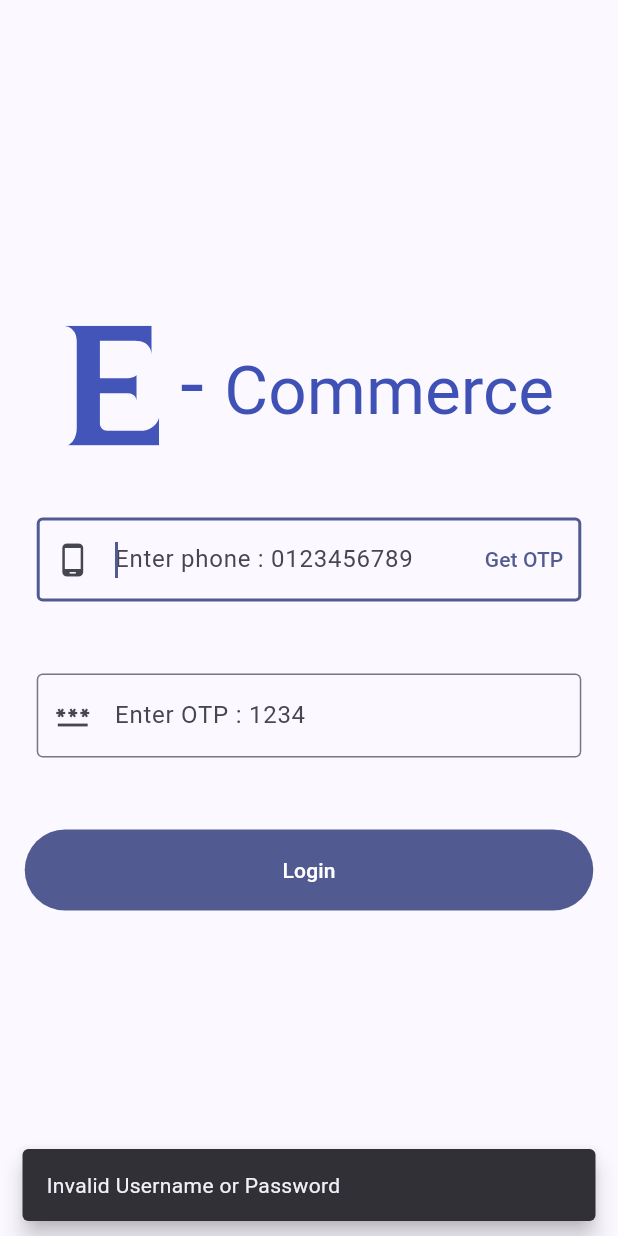
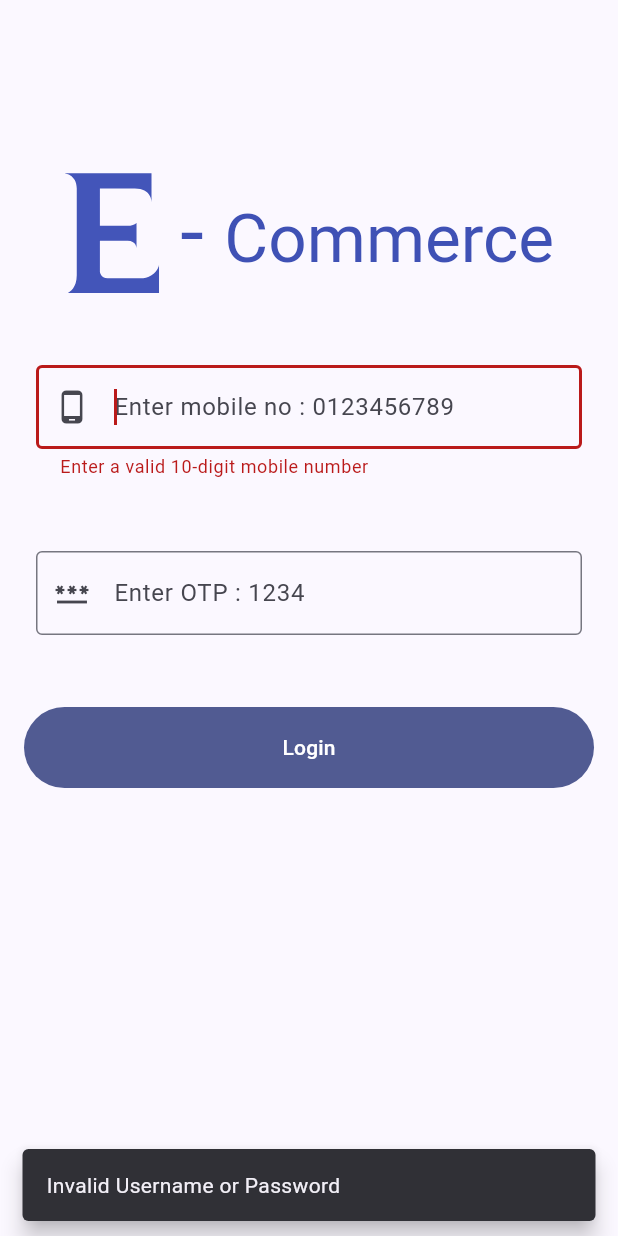
Before and after one commit to ThePunisher569/ecommerce, a Flutter app: the screen it shows after launch, after a tap on "Login", on a phone screen of 412 x 824 dp. Run offline on Flutter 3.47's test engine with Material 2 defaults, Android fonts, the phone set to English and light mode, and no system bars; our stand-ins replace cached_network_image, equatable, flutter_bloc, flutter_svg, logger, shared_preferences and 1 more; accounts and stored records are empty.

Commit message:
Refactored Login screen with validations and maxLength of input fields.

```diff
--- a/lib/ui/login/login_screen.dart
+++ b/lib/ui/login/login_screen.dart
@@ -16,12 +16,24 @@ class _LoginState extends State<Login> {
 
   TextEditingController otpCtrl = TextEditingController();
 
+  final GlobalKey<FormState> _formKey = GlobalKey();
+
   void _login() {
+    if (_formKey.currentState!.validate()) {
       if (phoneCtrl.text.toLowerCase() == '0123456789' &&
           otpCtrl.text.toLowerCase() == '1234') {
         Navigator.of(context).pushReplacement(MaterialPageRoute(
           builder: (context) => const Home(),
         ));
+
+        ScaffoldMessenger.of(context).hideCurrentSnackBar();
+        ScaffoldMessenger.of(context)
+            .showSnackBar(Constants.getSnackBar('Logged In Successfully!'));
+      } else {
+        ScaffoldMessenger.of(context).hideCurrentSnackBar();
+        ScaffoldMessenger.of(context).showSnackBar(Constants.getSnackBar(
+            'Type phone number = 0123456789 and OTP = 1234'));
+      }
     } else {
       ScaffoldMessenger.of(context).hideCurrentSnackBar();
       ScaffoldMessenger.of(context)
@@ -35,15 +47,14 @@ class _LoginState extends State<Login> {
       resizeToAvoidBottomInset: false,
       body: Container(
         alignment: Alignment.center,
-        padding: EdgeInsets.symmetric(
-          horizontal: MediaQuery.sizeOf(context).width * 0.04,
-          vertical: MediaQuery.sizeOf(context).height * 0.04,
-        ),
-        child: Padding(
         padding: EdgeInsets.only(
+          left: 16,
+          right: 16,
+          top: MediaQuery.sizeOf(context).height * 0.14,
           bottom: MediaQuery.viewInsetsOf(context).bottom,
         ),
-          child: SingleChildScrollView(
+        child: Form(
+          key: _formKey,
           child: Column(
             children: [
               const Logo(),
@@ -63,7 +74,6 @@ class _LoginState extends State<Login> {
           ),
         ),
       ),
-      ),
     );
   }
 }
--- a/lib/ui/login/widgets.dart
+++ b/lib/ui/login/widgets.dart
@@ -1,7 +1,5 @@
 import 'package:flutter/material.dart';
 import 'package:flutter_svg/flutter_svg.dart';
-
-import '../../utils/constants.dart';
 
 class OTPInputField extends StatelessWidget {
   const OTPInputField({
@@ -15,12 +13,14 @@ class OTPInputField extends StatelessWidget {
   Widget build(BuildContext context) {
     return Padding(
       padding: const EdgeInsets.symmetric(horizontal: 8, vertical: 16),
-      child: TextField(
+      child: TextFormField(
         controller: otpCtrl,
         keyboardType: TextInputType.number,
+        maxLength: 4,
         decoration: const InputDecoration(
           prefixIcon: Icon(Icons.password),
           border: OutlineInputBorder(),
+          counterText: '',
           hintText: 'Enter OTP : 1234',
         ),
       ),
@@ -40,23 +40,23 @@ class PhoneInputField extends StatelessWidget {
   Widget build(BuildContext context) {
     return Padding(
       padding: const EdgeInsets.symmetric(horizontal: 8, vertical: 16),
-      child: TextField(
+      child: TextFormField(
         controller: phoneCtrl,
-        keyboardType: TextInputType.number,
+        keyboardType: TextInputType.phone,
         autofocus: true,
-        decoration: InputDecoration(
-          prefixIcon: const Icon(Icons.phone_android),
-          suffixIcon: TextButton(
-              onPressed: () {
-                if (phoneCtrl.text.isEmpty) return;
-                ScaffoldMessenger.of(context).hideCurrentSnackBar();
-                ScaffoldMessenger.of(context).showSnackBar(
-                    Constants.getSnackBar('OTP sent successfully!'));
-              },
-              child: const Text('Get OTP')),
-          border: const OutlineInputBorder(),
-          hintText: 'Enter phone : 0123456789',
+        maxLength: 10,
+        decoration: const InputDecoration(
+          prefixIcon: Icon(Icons.phone_android),
+          border: OutlineInputBorder(),
+          counterText: '',
+          hintText: 'Enter mobile no : 0123456789',
         ),
+        validator: (value) {
+          if (value == null || value.isEmpty || value.length != 10) {
+            return 'Enter a valid 10-digit mobile number';
+          }
+          return null;
+        },
       ),
     );
   }
@@ -77,6 +77,7 @@ class Logo extends StatelessWidget {
           'assets/images/logo.svg',
           width: 64,
           height: 80,
+          placeholderBuilder: (context) => const CircularProgressIndicator(),
         ),
         RichText(
           text: TextSpan(
```
Lines whose indentation alone changed are shown as unchanged.
